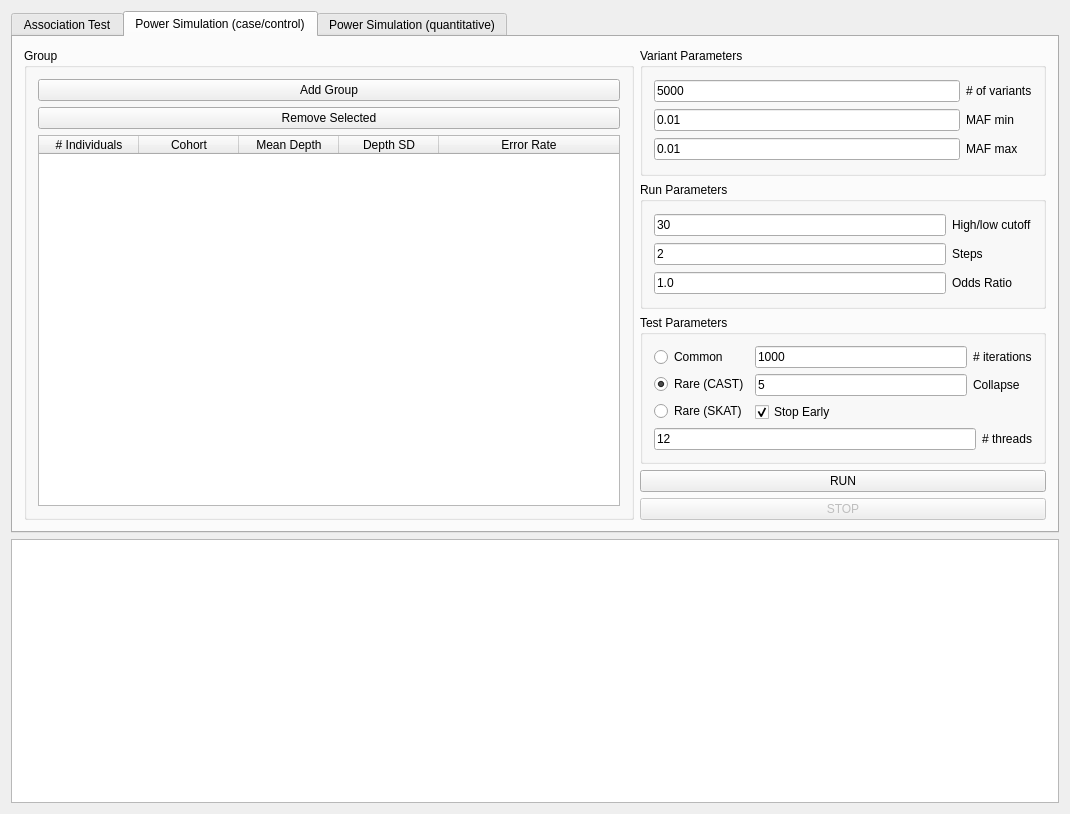
First picture: the form in gui/ui/mainwindow.ui, repository ScottMastro/VikNGS, before the edit.
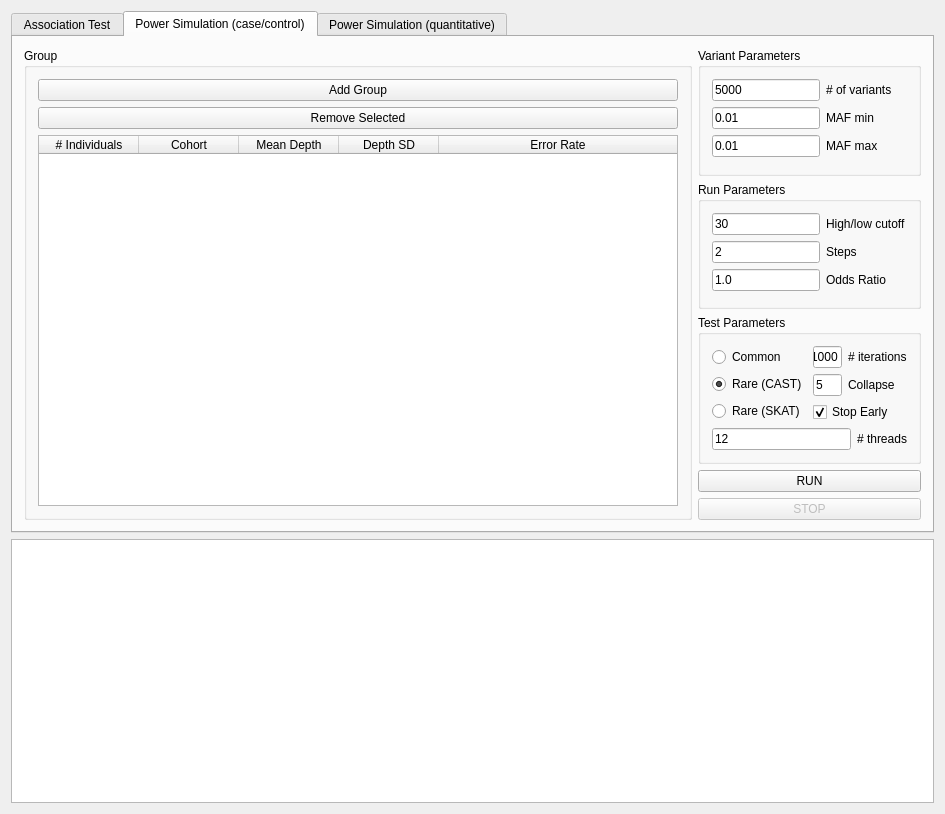
Second picture: the form after the edit. The open tabs and pages were chosen to show the change.

What changed in the file:
```diff
--- a/gui/ui/mainwindow.ui
+++ b/gui/ui/mainwindow.ui
@@ -6,7 +6,7 @@
    <rect>
     <x>0</x>
     <y>0</y>
-    <width>1070</width>
+    <width>945</width>
     <height>814</height>
    </rect>
   </property>
@@ -603,7 +603,7 @@
        <attribute name="title">
         <string>Power Simulation (case/control)</string>
        </attribute>
-       <layout class="QHBoxLayout" name="horizontalLayout_8" stretch="3,2">
+       <layout class="QHBoxLayout" name="horizontalLayout_8" stretch="3,1">
         <item>
          <widget class="QGroupBox" name="sim_groupGrp">
           <property name="title">
@@ -679,14 +679,7 @@
             <property name="title">
              <string>Variant Parameters</string>
             </property>
-            <layout class="QGridLayout" name="gridLayout_2">
-             <item row="2" column="0">
-              <widget class="QLineEdit" name="sim_variantMafMaxTxt">
-               <property name="text">
-                <string>0.01</string>
-               </property>
-              </widget>
-             </item>
+            <layout class="QFormLayout" name="formLayout_4">
              <item row="0" column="0">
               <widget class="QLineEdit" name="sim_variantSizeTxt">
                <property name="text">
@@ -694,16 +687,6 @@
                </property>
               </widget>
              </item>
-             <item row="1" column="1">
-              <widget class="QLabel" name="sim_variantMafMinLbl">
-               <property name="toolTip">
-                <string>Minor allele frequency</string>
-               </property>
-               <property name="text">
-                <string>MAF min</string>
-               </property>
-              </widget>
-             </item>
              <item row="0" column="1">
               <widget class="QLabel" name="sim_variantSizeLbl">
                <property name="toolTip">
@@ -714,6 +697,30 @@
                </property>
               </widget>
              </item>
+             <item row="1" column="0">
+              <widget class="QLineEdit" name="sim_variantMafMinTxt">
+               <property name="text">
+                <string>0.01</string>
+               </property>
+              </widget>
+             </item>
+             <item row="1" column="1">
+              <widget class="QLabel" name="sim_variantMafMinLbl">
+               <property name="toolTip">
+                <string>Minor allele frequency</string>
+               </property>
+               <property name="text">
+                <string>MAF min</string>
+               </property>
+              </widget>
+             </item>
+             <item row="2" column="0">
+              <widget class="QLineEdit" name="sim_variantMafMaxTxt">
+               <property name="text">
+                <string>0.01</string>
+               </property>
+              </widget>
+             </item>
              <item row="2" column="1">
               <widget class="QLabel" name="sim_variantMafMaxLbl">
                <property name="toolTip">
@@ -724,13 +731,6 @@
                </property>
               </widget>
              </item>
-             <item row="1" column="0">
-              <widget class="QLineEdit" name="sim_variantMafMinTxt">
-               <property name="text">
-                <string>0.01</string>
-               </property>
-              </widget>
-             </item>
             </layout>
            </widget>
           </item>
@@ -739,7 +739,31 @@
             <property name="title">
              <string>Run Parameters</string>
             </property>
-            <layout class="QGridLayout" name="gridLayout_6">
+            <layout class="QFormLayout" name="formLayout_5">
+             <item row="0" column="0">
+              <widget class="QLineEdit" name="sim_groupHighLowTxt">
+               <property name="text">
+                <string>30</string>
+               </property>
+              </widget>
+             </item>
+             <item row="0" column="1">
+              <widget class="QLabel" name="sim_groupHighLowLbl">
+               <property name="toolTip">
+                <string>Any mean read depth less than this will be considered a low read group</string>
+               </property>
+               <property name="text">
+                <string>High/low cutoff</string>
+               </property>
+              </widget>
+             </item>
+             <item row="1" column="0">
+              <widget class="QLineEdit" name="sim_powerStepTxt">
+               <property name="text">
+                <string>2</string>
+               </property>
+              </widget>
+             </item>
              <item row="1" column="1">
               <widget class="QLabel" name="sim_powerStepLbl">
                <property name="toolTip">
@@ -750,20 +774,10 @@
                </property>
               </widget>
              </item>
-             <item row="0" column="1">
-              <widget class="QLabel" name="sim_groupHighLowLbl">
-               <property name="toolTip">
-                <string>Any mean read depth less than this will be considered a low read group</string>
-               </property>
+             <item row="2" column="0">
+              <widget class="QLineEdit" name="sim_oddsRatioTxt">
                <property name="text">
-                <string>High/low cutoff</string>
-               </property>
-              </widget>
-             </item>
-             <item row="0" column="0">
-              <widget class="QLineEdit" name="sim_groupHighLowTxt">
-               <property name="text">
-                <string>30</string>
+                <string>1.0</string>
                </property>
               </widget>
              </item>
@@ -777,20 +791,6 @@
                </property>
               </widget>
              </item>
-             <item row="2" column="0">
-              <widget class="QLineEdit" name="sim_oddsRatioTxt">
-               <property name="text">
-                <string>1.0</string>
-               </property>
-              </widget>
-             </item>
-             <item row="1" column="0">
-              <widget class="QLineEdit" name="sim_powerStepTxt">
-               <property name="text">
-                <string>2</string>
-               </property>
-              </widget>
-             </item>
             </layout>
            </widget>
           </item>
```
Left out of the diff: 6 changed lines with no effect on the pictures.
